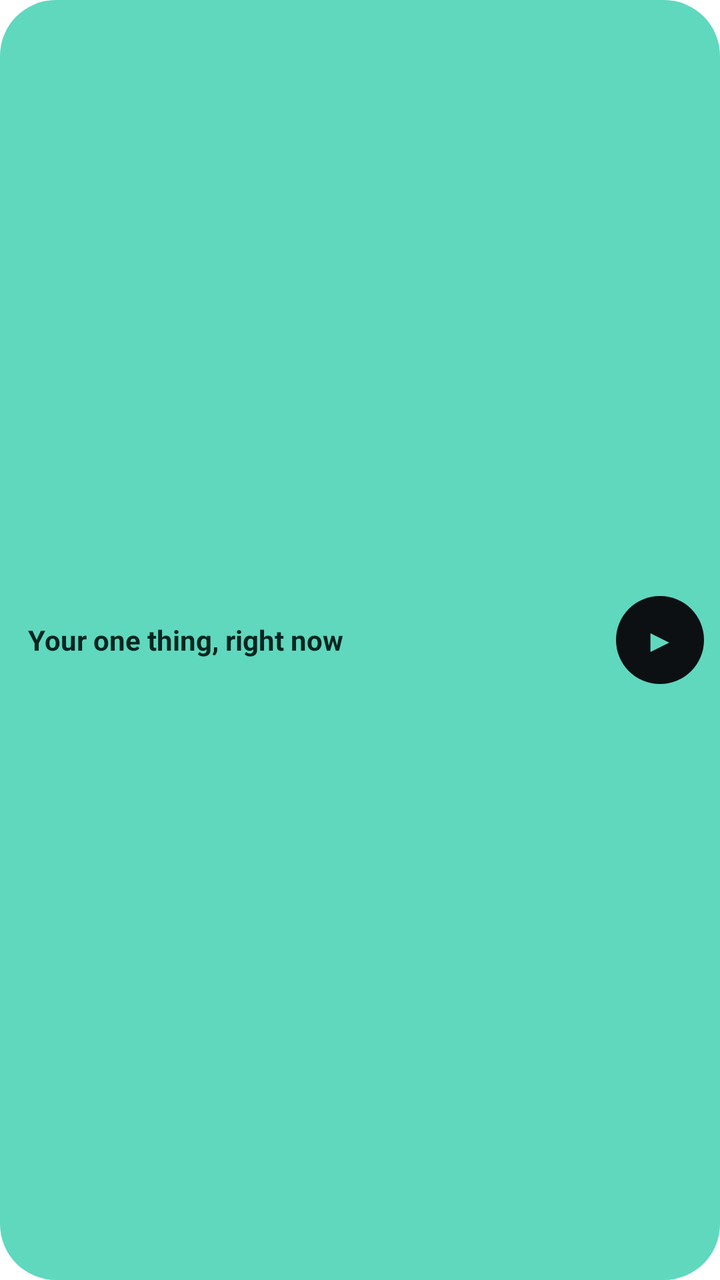
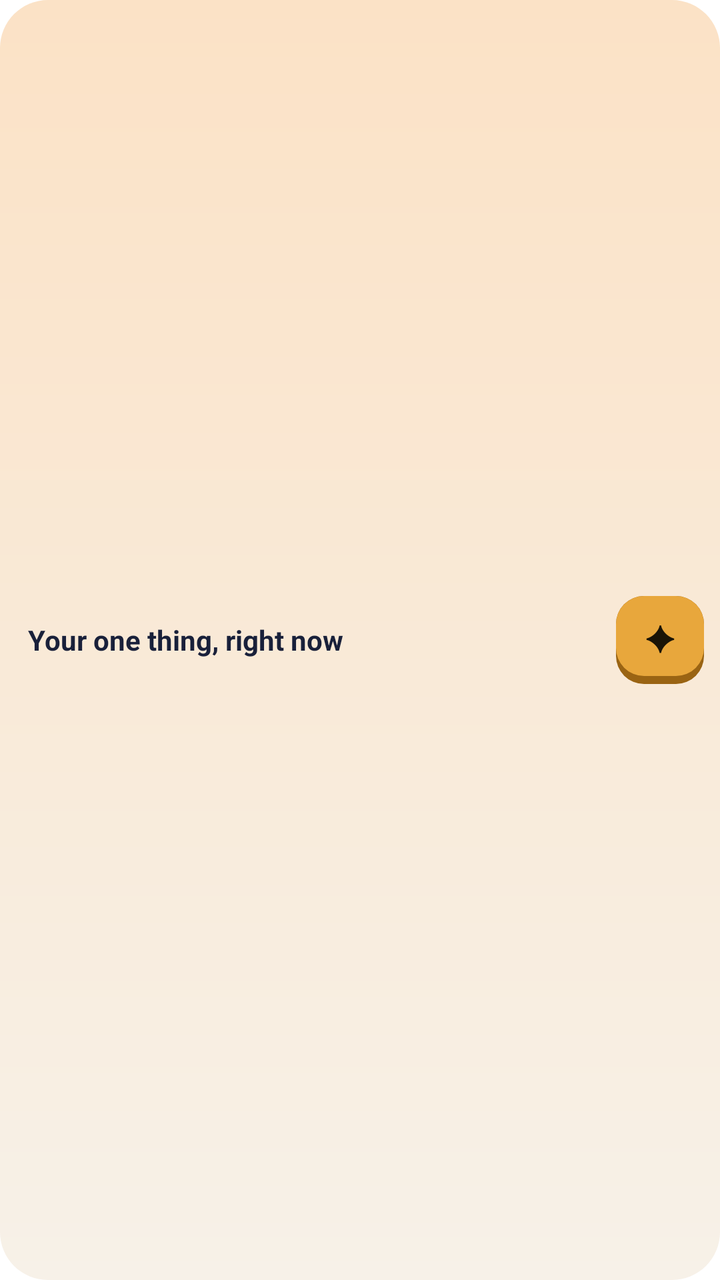

Two renders of the same Android screen: before a commit and after it. Below are the layout's source before the change and the commit's diff.
<!-- AndroidManifest.xml: fallback theme Theme.MaterialComponents.DayNight.NoActionBar -->
<!-- res/layout/pick_widget_small.xml -->
<?xml version="1.0" encoding="utf-8"?>
<LinearLayout xmlns:android="http://schemas.android.com/apk/res/android"
    android:id="@+id/widget_root"
    android:layout_width="match_parent"
    android:layout_height="match_parent"
    android:background="@drawable/widget_bg"
    android:gravity="center_vertical"
    android:orientation="horizontal"
    android:paddingStart="14dp"
    android:paddingEnd="8dp"
    android:paddingTop="6dp"
    android:paddingBottom="6dp">

    <TextView
        android:id="@+id/widget_title"
        android:text="Your one thing, right now"
        android:layout_width="0dp"
        android:layout_height="wrap_content"
        android:layout_weight="1"
        android:ellipsize="end"
        android:maxLines="2"
        android:textColor="#062520"
        android:textSize="14sp"
        android:textStyle="bold" />

    <TextView
        android:id="@+id/widget_start"
        android:layout_width="44dp"
        android:layout_height="44dp"
        android:layout_marginStart="8dp"
        android:background="@drawable/widget_start_bg"
        android:contentDescription="Start"
        android:gravity="center"
        android:text="▶"
        android:textColor="#5FD8BE"
        android:textSize="16sp" />
</LinearLayout>
<!-- resources referenced by this layout -->
<resources>
  <!-- drawable widget_bg (drawable) -->
  <?xml version="1.0" encoding="utf-8"?>
  <shape xmlns:android="http://schemas.android.com/apk/res/android" android:shape="rectangle">
      <solid android:color="#5FD8BE"/>
      <corners android:radius="28dp"/>
  </shape>
  <!-- drawable widget_start_bg (drawable) -->
  <?xml version="1.0" encoding="utf-8"?>
  <shape xmlns:android="http://schemas.android.com/apk/res/android" android:shape="rectangle">
      <solid android:color="#0D1012"/>
      <corners android:radius="999dp"/>
  </shape>
</resources>

<!-- the commit's change to res/layout/pick_widget_small.xml (unified diff, before → after) -->
@@ -7,19 +7,19 @@
     android:gravity="center_vertical"
     android:orientation="horizontal"
     android:paddingStart="14dp"
+    android:paddingTop="6dp"
     android:paddingEnd="8dp"
-    android:paddingTop="6dp"
     android:paddingBottom="6dp">
 
     <TextView
         android:id="@+id/widget_title"
-        android:text="Your one thing, right now"
         android:layout_width="0dp"
         android:layout_height="wrap_content"
         android:layout_weight="1"
         android:ellipsize="end"
         android:maxLines="2"
-        android:textColor="#062520"
+        android:text="Your one thing, right now"
+        android:textColor="@color/widget_ink"
         android:textSize="14sp"
         android:textStyle="bold" />
 
@@ -31,7 +31,8 @@
         android:background="@drawable/widget_start_bg"
         android:contentDescription="Start"
         android:gravity="center"
-        android:text="▶"
-        android:textColor="#5FD8BE"
-        android:textSize="16sp" />
+        android:paddingBottom="4dp"
+        android:text="✦"
+        android:textColor="@color/widget_on_star"
+        android:textSize="18sp" />
 </LinearLayout>
<!-- resource entries referenced after the edit -->
@@ -1,16 +1,35 @@
 <!-- resources referenced by this layout -->
 <resources>
+  <color name="widget_ink">#19203A</color>
+  <color name="widget_on_star">#1A1406</color>
   <!-- drawable widget_bg (drawable) -->
   <?xml version="1.0" encoding="utf-8"?>
   <shape xmlns:android="http://schemas.android.com/apk/res/android" android:shape="rectangle">
-      <solid android:color="#5FD8BE"/>
-      <corners android:radius="28dp"/>
+      <gradient
+          android:angle="270"
+          android:endColor="@color/widget_bg"
+          android:startColor="@color/widget_bg_top" />
+      <corners android:radius="24dp" />
   </shape>
   <!-- drawable widget_start_bg (drawable) -->
   <?xml version="1.0" encoding="utf-8"?>
-  <shape xmlns:android="http://schemas.android.com/apk/res/android" android:shape="rectangle">
-      <solid android:color="#0D1012"/>
-      <corners android:radius="999dp"/>
-  </shape>
+  <layer-list xmlns:android="http://schemas.android.com/apk/res/android">
+      <item>
+          <shape android:shape="rectangle">
+              <solid android:color="@color/widget_star_deep" />
+              <corners android:radius="14dp" />
+          </shape>
+      </item>
+      <item android:bottom="4dp">
+          <shape android:shape="rectangle">
+              <solid android:color="@color/widget_star" />
+              <corners android:radius="14dp" />
+          </shape>
+      </item>
+  </layer-list>
+  <color name="widget_bg">#F7F1E8</color>
+  <color name="widget_bg_top">#FBE2C6</color>
+  <color name="widget_star_deep">#9A6413</color>
+  <color name="widget_star">#E8A73C</color>
 </resources>
 
